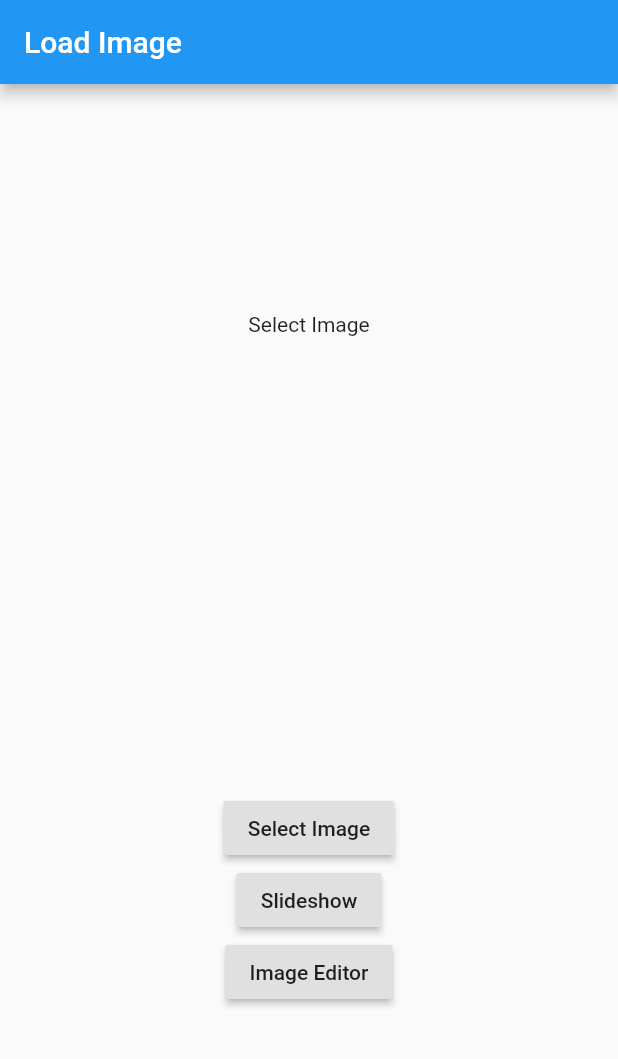
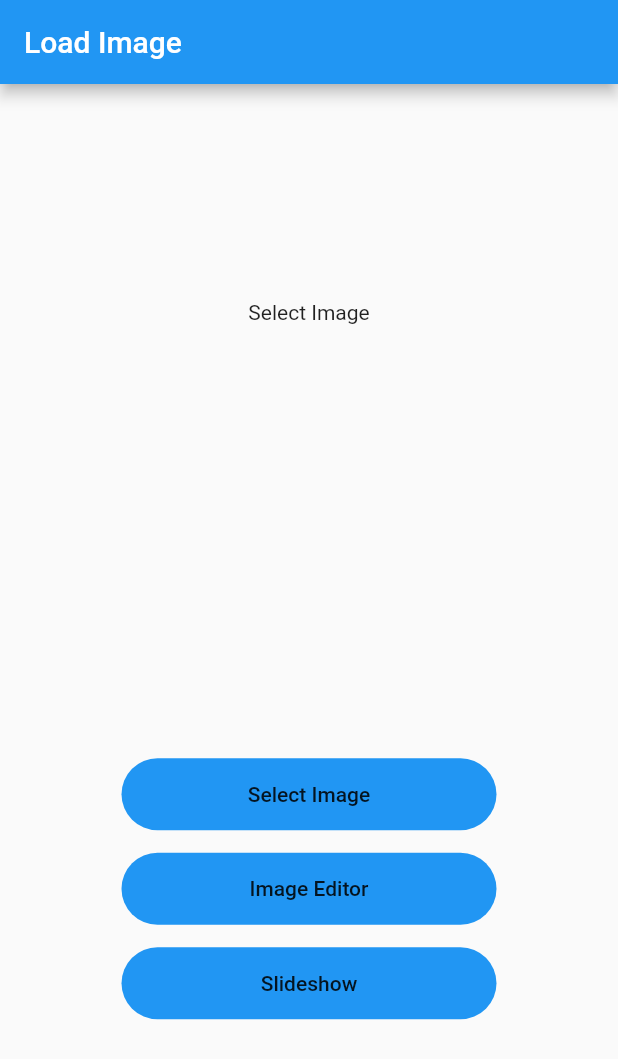
Before and after one commit to ibrahim-cse/test_camera, a Flutter app: the screen it shows after launch, on a phone screen of 412 x 824 dp. Shown: the top 1059 px of the screen. Run offline on Flutter 3.47's test engine with Material 2 defaults, Android fonts, the phone set to English and light mode, and no system bars; our stand-ins replace carousel_slider, font_awesome_flutter, image_picker, open_file; missing offline and left inert: image_painter.

Commit message:
Added slideshow.

```diff
--- a/lib/main.dart
+++ b/lib/main.dart
@@ -3,7 +3,7 @@ import 'package:image_picker/image_picker.dart';
 import 'package:flutter/material.dart';
 import 'package:test_camera/editor.dart';
 import 'package:test_camera/slideshow.dart';
-import 'package:carousel_slider/carousel_slider.dart';
+import 'package:test_camera/slideshow1.dart';
 
 void main() {
   runApp(MaterialApp(
@@ -90,7 +90,10 @@ class _LandingScreenState extends State<LandingScreen> {
             _initialImageView(),
             Column(
               children: [
-                RaisedButton(
+                Container(
+                  margin: EdgeInsets.symmetric(horizontal: 30.0),
+                  width: 250.0,
+                  child: FlatButton(
                     onPressed: () {
                       _showChoiceDialog(context);
                     },
@@ -100,16 +103,18 @@ class _LandingScreenState extends State<LandingScreen> {
                       ],
                     ),
                   ),
-                RaisedButton(
-                  onPressed: () {
-                    Navigator.push(
-                      context,
-                      MaterialPageRoute(builder: (context) => Slideshow()),
-                    );
-                  },
-                  child: Text('Slideshow'),
+                  decoration: BoxDecoration(
+                    color: Colors.blue,
+                    borderRadius: BorderRadius.circular(30.0),
                   ),
-                RaisedButton(
+                ),
+                SizedBox(
+                  height: 15.0,
+                ),
+                Container(
+                  margin: EdgeInsets.symmetric(horizontal: 30.0),
+                  width: 250.0,
+                  child: FlatButton(
                     onPressed: () {
                       showDialog(
                         context: context,
@@ -130,6 +135,32 @@ class _LandingScreenState extends State<LandingScreen> {
                     },
                     child: Text('Image Editor'),
                   ),
+                  decoration: BoxDecoration(
+                    color: Colors.blue,
+                    borderRadius: BorderRadius.circular(30.0),
+                  ),
+                ),
+                SizedBox(
+                  height: 15.0,
+                ),
+                Container(
+                  margin: EdgeInsets.symmetric(horizontal: 30.0),
+                  width: 250.0,
+                  child: FlatButton(
+                    onPressed: () {
+                      Navigator.push(
+                        context,
+                        MaterialPageRoute(
+                            builder: (context) => ProductCarousel()),
+                      );
+                    },
+                    child: Text('Slideshow'),
+                  ),
+                  decoration: BoxDecoration(
+                    color: Colors.blue,
+                    borderRadius: BorderRadius.circular(30.0),
+                  ),
+                ),
               ],
             ),
           ],
--- a/pubspec.yaml
+++ b/pubspec.yaml
@@ -40,6 +40,7 @@ dependencies:
   path_provider: ^2.0.7
   flutter_spinkit: ^5.1.0
   carousel_slider: ^4.0.0
+  font_awesome_flutter: ^9.2.0
 
 dev_dependencies:
   flutter_test:
```
Also changed, not shown: lib/slideshow.dart (+54 -18 lines), lib/slideshow1.dart (added, +154 -0 lines), pubspec.lock. Lines whose indentation alone changed are shown as unchanged.
